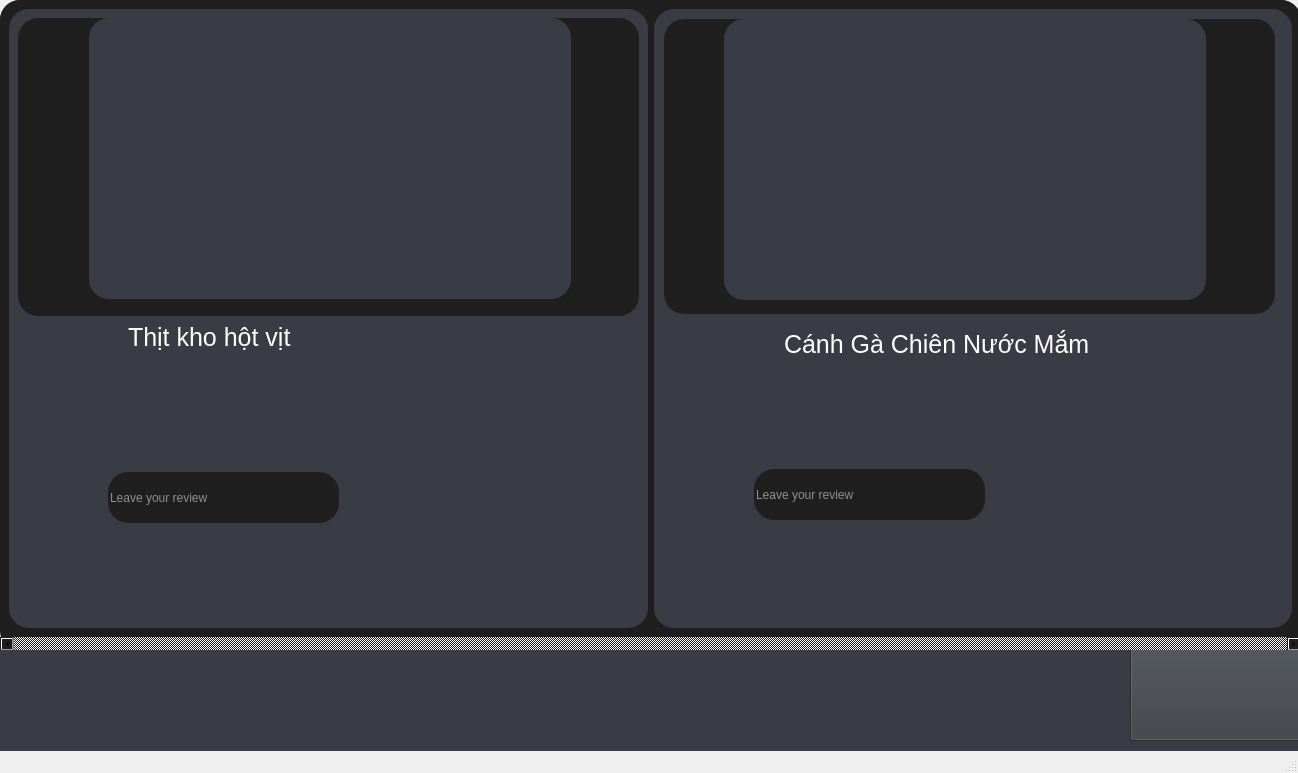
TranThaiHungXiKe/pti, file ui/sortingpage.ui: the form before one commit.
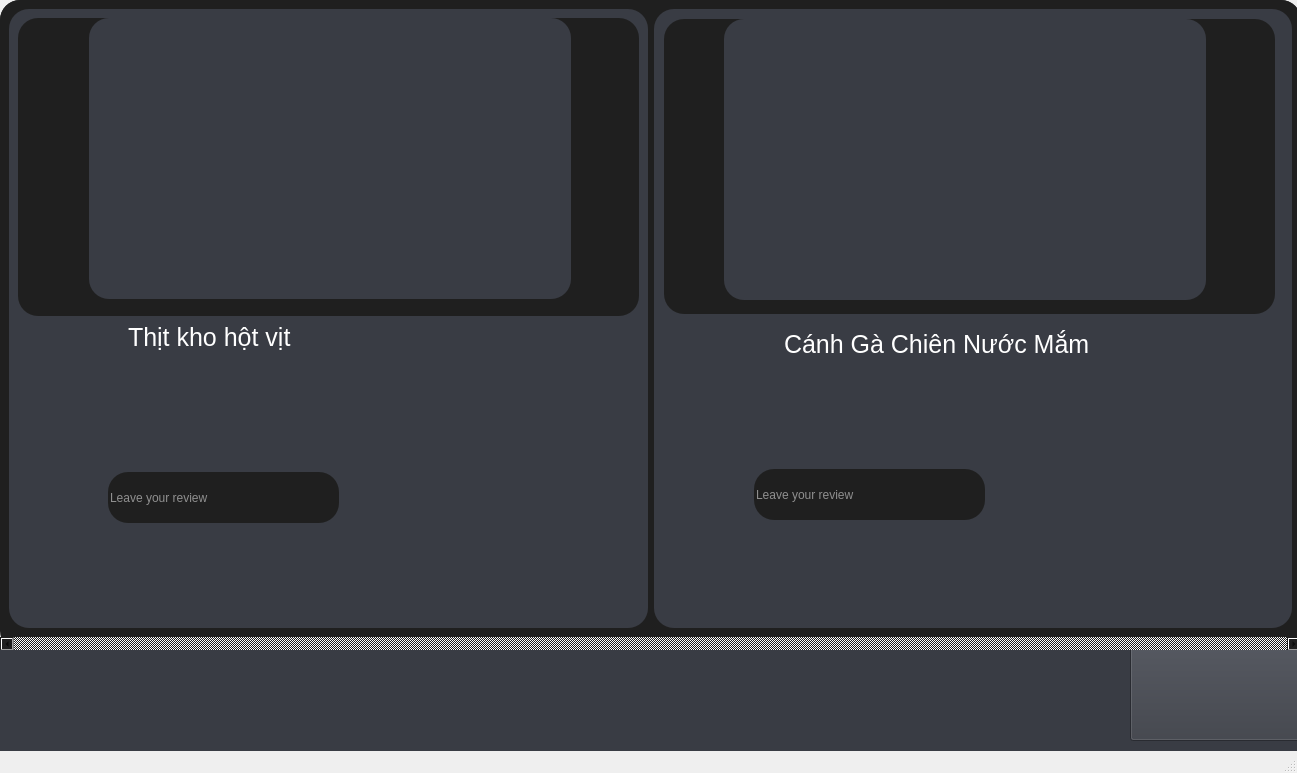
The form after the commit. Icons and pictures are not drawn.

What changed in the file:
```diff
--- a/ui/sortingpage.ui
+++ b/ui/sortingpage.ui
@@ -6,7 +6,7 @@
    <rect>
     <x>0</x>
     <y>0</y>
-    <width>1298</width>
+    <width>1297</width>
     <height>773</height>
    </rect>
   </property>
@@ -317,7 +317,7 @@
            <widget class="QPushButton" name="pushButton_recipe_Thitkho">
             <property name="geometry">
              <rect>
-              <x>130</x>
+              <x>150</x>
               <y>220</y>
               <width>71</width>
               <height>61</height>
```
Left out of the diff: 104 changed lines with no effect on the pictures.
